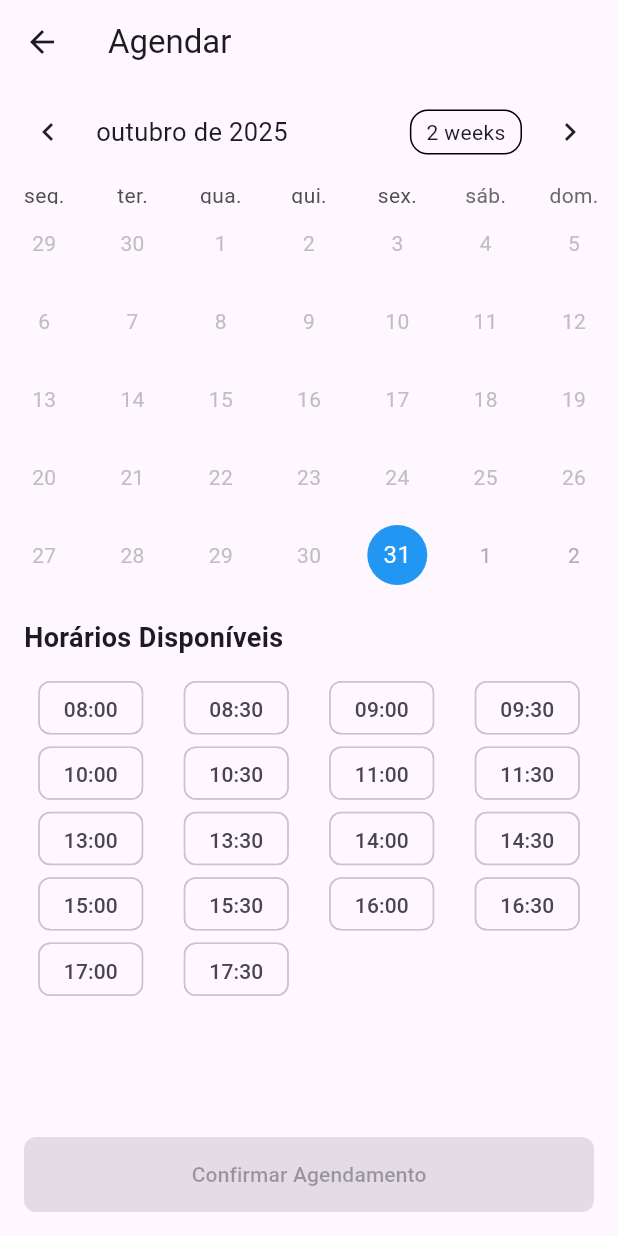
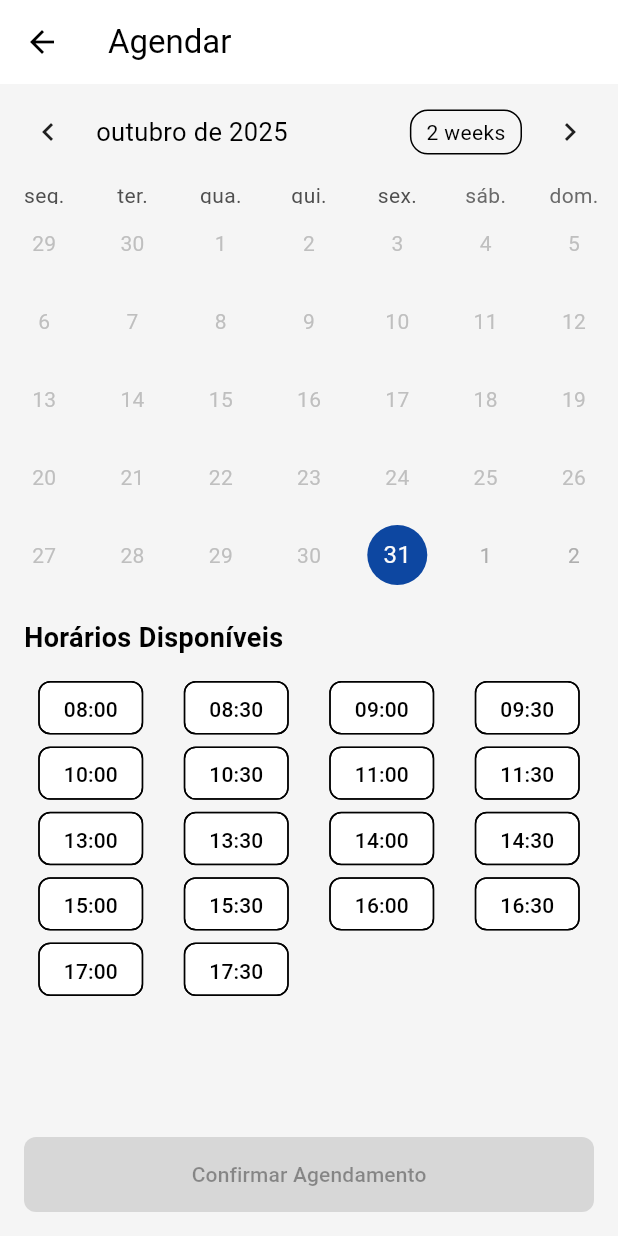
Before and after one commit to leaovictor/lavajatoweb, a Flutter app: the SchedulingScreen screen opened directly with empty values, on a phone screen of 412 x 824 dp. Run offline on Flutter 3.47's test engine with Material 3 defaults, Android fonts, the phone set to English and light mode, and no system bars; drawn by our look-alikes of table_calendar; our stand-ins replace cloud_firestore, firebase_auth, firebase_core, font_awesome_flutter, google_sign_in; accounts and stored records are empty; network calls fail.

Commit message:
feat: Implemented light and dark themes
This commit introduces a complete light and dark theme implementation, following best practices.

- A centralized `app_theme.dart` file has been created to define the color palette and `ThemeData` for both light and dark modes.
- Hardcoded colors throughout the application have been replaced with theme-aware colors from `Theme.of(context).colorScheme`.
- The `MaterialApp` has been configured to use the new themes and `ThemeMode.system` to automatically adapt to the user's system settings.

```diff
--- a/lib/screens/appointments/my_appointments_screen.dart
+++ b/lib/screens/appointments/my_appointments_screen.dart
@@ -68,8 +68,8 @@ class _MyAppointmentsScreenState extends State<MyAppointmentsScreen> {
                         ? Icons.check_circle
                         : Icons.history,
                     color: appointment.startTime.isBefore(DateTime.now())
-                        ? Colors.green
-                        : Colors.blue,
+                        ? Theme.of(context).colorScheme.secondary
+                        : Theme.of(context).colorScheme.primary,
                   ),
                 ),
               );
--- a/lib/screens/auth/login_screen.dart
+++ b/lib/screens/auth/login_screen.dart
@@ -148,11 +148,11 @@ class _LoginScreenState extends State<LoginScreen> {
                       const SizedBox(height: 24),
                       ElevatedButton.icon(
                         onPressed: _signInWithGoogle,
-                        icon: const FaIcon(FontAwesomeIcons.google, color: Colors.white),
+                        icon: const FaIcon(FontAwesomeIcons.google, color: Colors.white), // TODO: Use theme.colorScheme.onError
                         label: const Text('Entrar com Google'),
                         style: ElevatedButton.styleFrom(
-                          foregroundColor: Colors.white,
-                          backgroundColor: Colors.red,
+                          foregroundColor: Colors.white, // TODO: Use theme.colorScheme.onError
+                          backgroundColor: Theme.of(context).colorScheme.error,
                           padding: const EdgeInsets.symmetric(vertical: 12),
                         ),
                       ),
--- a/lib/screens/scheduling/scheduling_screen.dart
+++ b/lib/screens/scheduling/scheduling_screen.dart
@@ -68,9 +68,9 @@ class _SchedulingScreenState extends State<SchedulingScreen> {
 
       if (mounted) {
         ScaffoldMessenger.of(context).showSnackBar(
-          const SnackBar(
-            content: Text('Agendamento confirmado com sucesso!'),
-            backgroundColor: Colors.green,
+          SnackBar(
+            content: const Text('Agendamento confirmado com sucesso!'),
+            backgroundColor: Theme.of(context).colorScheme.secondary,
           ),
         );
         Navigator.of(context).pop();
@@ -156,13 +156,13 @@ class _SchedulingScreenState extends State<SchedulingScreen> {
                   selectedDayPredicate: (day) => isSameDay(_selectedDay, day),
                   calendarFormat: _calendarFormat,
                   startingDayOfWeek: StartingDayOfWeek.monday,
-                  calendarStyle: const CalendarStyle(
+                  calendarStyle: CalendarStyle(
                     todayDecoration: BoxDecoration(
-                      color: Colors.blueAccent,
+                      color: Theme.of(context).colorScheme.secondary,
                       shape: BoxShape.circle,
                     ),
                     selectedDecoration: BoxDecoration(
-                      color: Colors.blue,
+                      color: Theme.of(context).colorScheme.primary,
                       shape: BoxShape.circle,
                     ),
                   ),
--- a/lib/theme/app_theme.dart
+++ b/lib/theme/app_theme.dart
@@ -1,41 +1,85 @@
 import 'package:flutter/material.dart';
+
+abstract class _AppColors {
+  static const Color primaryColor = Color(0xFF0D47A1); // Um azul mais escuro
+  static const Color accentColor = Color(0xFF4CAF50); // Verde para ações de sucesso
+  static const Color confirmButtonColor = Color(0xFF4CAF50); // Verde
+  static const Color cancelButtonColor = Color(0xFFF44336); // Vermelho
+  static const Color googleButtonColor = Color(0xFFDB4437); // Vermelho do Google
+  static const Color googleButtonTextColor = Colors.white;
+
+  // Cores para o tema claro
+  static const Color lightPrimary = primaryColor;
+  static const Color lightAccent = accentColor;
+  static const Color lightBackground = Color(0xFFF5F5F5); // Um cinza bem claro
+  static const Color lightCard = Colors.white;
+
+  // Cores para o tema escuro
+  static const Color darkPrimary = Color(0xFF1E88E5); // Um azul mais claro para contraste
+  static const Color darkAccent = Color(0xFF66BB6A); // Um verde mais claro
+  static const Color darkBackground = Color(0xFF121212); // Padrão do Material Design
+  static const Color darkCard = Color(0xFF1E1E1E);
+}
+
 
 class AppTheme {
   static final ThemeData lightTheme = ThemeData(
-    primarySwatch: Colors.blue,
     brightness: Brightness.light,
-    useMaterial3: true,
-    cardTheme: CardThemeData(
+    primaryColor: _AppColors.lightPrimary,
+    scaffoldBackgroundColor: _AppColors.lightBackground,
+    colorScheme: const ColorScheme.light(
+      primary: _AppColors.lightPrimary,
+      secondary: _AppColors.lightAccent,
+      surface: _AppColors.lightCard,
+      background: _AppColors.lightBackground,
+      error: _AppColors.cancelButtonColor,
+    ),
+    cardTheme: CardTheme(
       elevation: 4,
       shape: RoundedRectangleBorder(
         borderRadius: BorderRadius.circular(12),
       ),
+      color: _AppColors.lightCard,
     ),
     elevatedButtonTheme: ElevatedButtonThemeData(
       style: ElevatedButton.styleFrom(
         shape: RoundedRectangleBorder(
           borderRadius: BorderRadius.circular(8),
         ),
+        backgroundColor: _AppColors.lightPrimary,
+        foregroundColor: Colors.white,
       ),
     ),
+    useMaterial3: true,
   );
 
   static final ThemeData darkTheme = ThemeData(
-    primarySwatch: Colors.blue,
     brightness: Brightness.dark,
-    useMaterial3: true,
-    cardTheme: CardThemeData(
+    primaryColor: _AppColors.darkPrimary,
+    scaffoldBackgroundColor: _AppColors.darkBackground,
+    colorScheme: const ColorScheme.dark(
+      primary: _AppColors.darkPrimary,
+      secondary: _AppColors.darkAccent,
+      surface: _AppColors.darkCard,
+      background: _AppColors.darkBackground,
+      error: _AppColors.cancelButtonColor,
+    ),
+    cardTheme: CardTheme(
       elevation: 4,
       shape: RoundedRectangleBorder(
         borderRadius: BorderRadius.circular(12),
       ),
+      color: _AppColors.darkCard,
     ),
     elevatedButtonTheme: ElevatedButtonThemeData(
       style: ElevatedButton.styleFrom(
         shape: RoundedRectangleBorder(
           borderRadius: BorderRadius.circular(8),
         ),
+        backgroundColor: _AppColors.darkPrimary,
+        foregroundColor: Colors.white,
       ),
     ),
+    useMaterial3: true,
   );
 }
```
